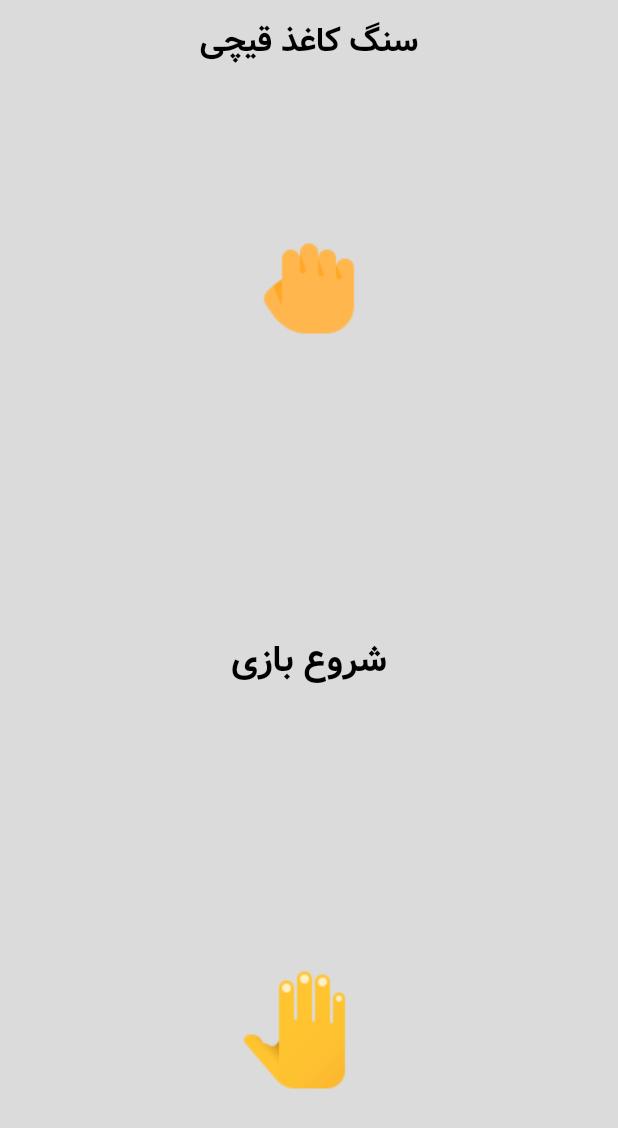
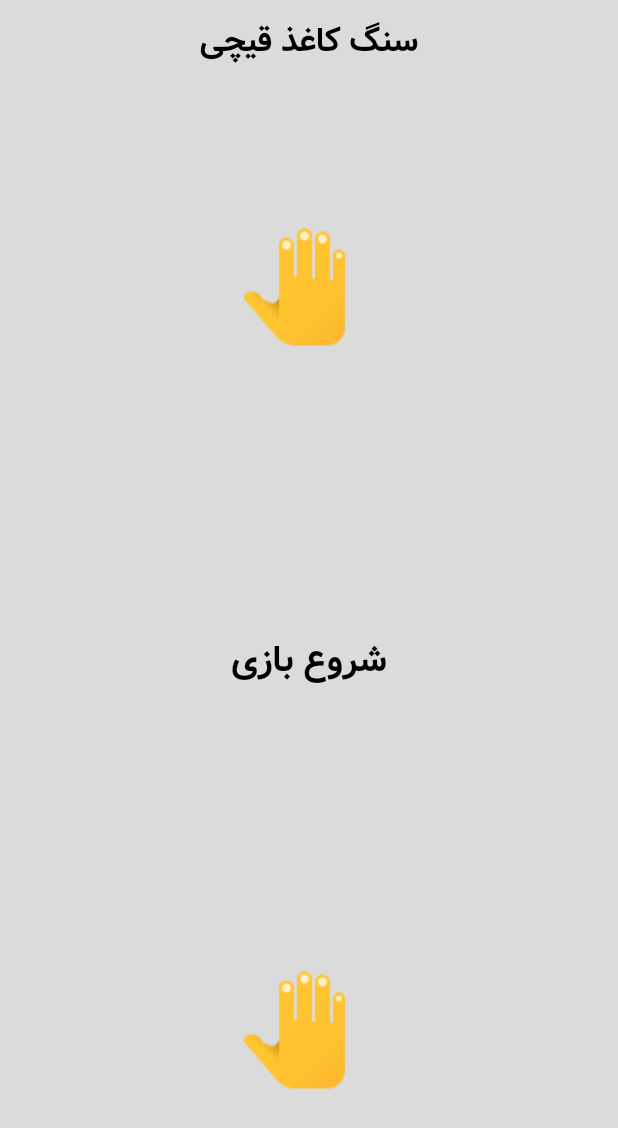
Before and after one commit to Sobhan-Ziyaei/rock_paper_scissor, a Flutter app: the screen it shows after launch, after a tap on "شروع بازی", on a phone screen of 412 x 824 dp. Shown: the top 1128 px of the screen. Run offline on Flutter 3.47's test engine with Material 3 defaults, Android fonts, the phone set to English and light mode, and no system bars.

Commit message:
complete app

```diff
--- a/lib/home_screen.dart
+++ b/lib/home_screen.dart
@@ -1,13 +1,17 @@
+import 'dart:math';
+
 import 'package:flutter/material.dart';
 
 class HomeScreen extends StatefulWidget {
-  HomeScreen({Key? key}) : super(key: key);
+  const HomeScreen({Key? key}) : super(key: key);
 
   @override
   State<HomeScreen> createState() => _HomeScreenState();
 }
 
 class _HomeScreenState extends State<HomeScreen> {
+  int top = 2;
+  int bottom = 2;
   @override
   Widget build(BuildContext context) {
     return Scaffold(
@@ -28,15 +32,20 @@ class _HomeScreenState extends State<HomeScreen> {
             mainAxisAlignment: MainAxisAlignment.spaceAround,
             crossAxisAlignment: CrossAxisAlignment.stretch,
             children: [
-              Image.asset('assets/images/1.png', height: 100),
+              Image.asset('assets/images/$top.png', height: 100),
               TextButton(
-                onPressed: () {},
+                onPressed: () {
+                  setState(() {
+                    top = Random().nextInt(3) + 1;
+                    bottom = Random().nextInt(3) + 1;
+                  });
+                },
                 child: const Text(
                   'شروع بازی',
                   style: TextStyle(color: Colors.black, fontSize: 24),
                 ),
               ),
-              Image.asset('assets/images/2.png', height: 100),
+              Image.asset('assets/images/$bottom.png', height: 100),
             ],
           ),
         ),
```
